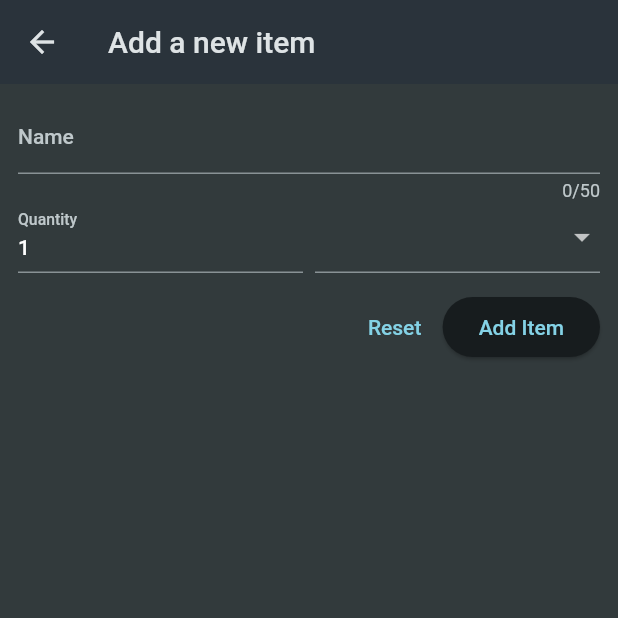
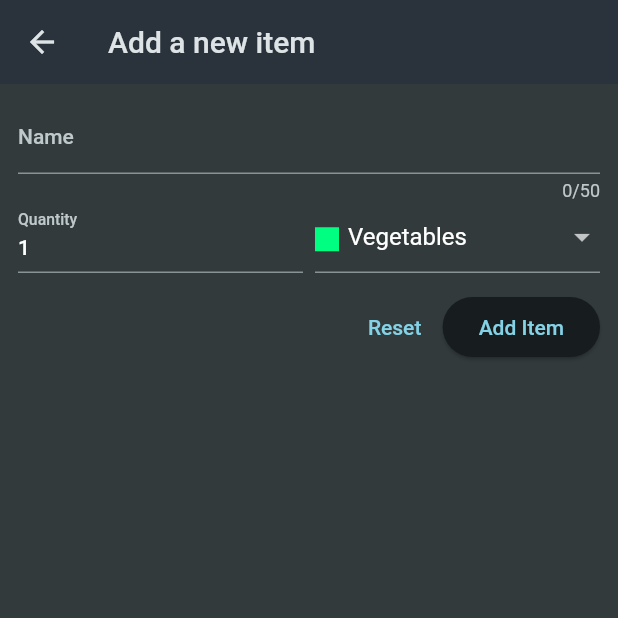
Before and after one commit to yohanangulo/shopping-list, a Flutter app: the screen it shows after launch, after a tap on the "add" icon, on a phone screen of 412 x 824 dp, the top half of it. Run offline on Flutter 3.47's test engine with Material 2 defaults, Android fonts, the phone set to English and light mode, and no system bars.

Commit message:
finished version

```diff
--- a/lib/widgets/grocery_list.dart
+++ b/lib/widgets/grocery_list.dart
@@ -1,5 +1,5 @@
 import 'package:flutter/material.dart';
-import 'package:shopping_list/data/dummy_items.dart';
+import 'package:shopping_list/models/grocery_item.dart';
 import 'package:shopping_list/widgets/new_item.dart';
 
 class GroceryList extends StatefulWidget {
@@ -10,35 +10,63 @@ class GroceryList extends StatefulWidget {
 }
 
 class _GroceryListState extends State<GroceryList> {
-  void _addItem() {
-    Navigator.of(context).push(
+  final List<GroceryItem> _groceryItems = [];
+
+  void _addItem() async {
+    final newItem = await Navigator.of(context).push<GroceryItem>(
       MaterialPageRoute(
         builder: (ctx) => const NewItem(),
       ),
     );
+
+    if (newItem == null) return;
+
+    setState(() {
+      _groceryItems.add(newItem);
+    });
+  }
+
+  void _removeItem(GroceryItem item) {
+    setState(() {
+      _groceryItems.remove(item);
+    });
   }
 
   @override
   Widget build(BuildContext context) {
+    Widget content = const Center(
+      child: Text('No items added yet.'),
+    );
+
+    if (_groceryItems.isNotEmpty) {
+      content = ListView.builder(
+        itemCount: _groceryItems.length,
+        itemBuilder: (ctx, index) => Dismissible(
+          key: ValueKey(_groceryItems[index].id),
+          onDismissed: (direction) {
+            _removeItem(_groceryItems[index]);
+          },
+          child: ListTile(
+            title: Text(_groceryItems[index].name),
+            leading: Container(
+              width: 24,
+              height: 24,
+              color: _groceryItems[index].category.color,
+            ),
+            trailing: Text(
+              _groceryItems[index].quantity.toString(),
+            ),
+          ),
+        ),
+      );
+    }
+
     return Scaffold(
       appBar: AppBar(
         title: const Text('Grosery list'),
         actions: [IconButton(onPressed: _addItem, icon: const Icon(Icons.add))],
       ),
-      body: ListView.builder(
-        itemCount: groceryItems.length,
-        itemBuilder: (ctx, index) => ListTile(
-          title: Text(groceryItems[index].name),
-          leading: Container(
-            width: 24,
-            height: 24,
-            color: groceryItems[index].category.color,
-          ),
-          trailing: Text(
-            groceryItems[index].quantity.toString(),
-          ),
-        ),
-      ),
+      body: content,
     );
   }
 }
--- a/lib/widgets/new_item.dart
+++ b/lib/widgets/new_item.dart
@@ -1,5 +1,7 @@
 import 'package:flutter/material.dart';
 import 'package:shopping_list/data/categories.dart';
+import 'package:shopping_list/models/category.dart';
+import 'package:shopping_list/models/grocery_item.dart';
 
 class NewItem extends StatefulWidget {
   const NewItem({super.key});
@@ -10,6 +12,25 @@ class NewItem extends StatefulWidget {
 }
 
 class _NewItemState extends State<NewItem> {
+  final _formKey = GlobalKey<FormState>();
+  var _enteredNmae = '';
+  var _enteredQuantity = 1;
+  var _selectedCategory = categories[Categories.vegetables]!;
+
+  void _saveItem() {
+    if (_formKey.currentState!.validate()) {
+      _formKey.currentState!.save();
+      Navigator.of(context).pop(
+        GroceryItem(
+          id: DateTime.now().toString(),
+          name: _enteredNmae,
+          quantity: _enteredQuantity,
+          category: _selectedCategory,
+        ),
+      );
+    } // .validate() run all input forms validator functions
+  }
+
   @override
   Widget build(BuildContext context) {
     return Scaffold(
@@ -19,6 +40,7 @@ class _NewItemState extends State<NewItem> {
       body: Padding(
         padding: const EdgeInsets.all(12),
         child: Form(
+          key: _formKey,
           child: Column(
             children: [
               TextFormField(
@@ -36,6 +58,7 @@ class _NewItemState extends State<NewItem> {
 
                   return null;
                 },
+                onSaved: (value) => _enteredNmae = value!,
               ),
               Row(
                 children: [
@@ -51,15 +74,18 @@ class _NewItemState extends State<NewItem> {
 
                         return null;
                       },
-                      initialValue: '1',
+                      keyboardType: TextInputType.number,
+                      initialValue: _enteredQuantity.toString(),
                       decoration: const InputDecoration(
                         label: Text('Quantity'),
                       ),
+                      onSaved: (value) => _enteredQuantity = int.parse(value!),
                     ),
                   ),
                   const SizedBox(width: 8),
                   Expanded(
                     child: DropdownButtonFormField(
+                      value: _selectedCategory,
                       items: [
                         for (final category in categories.entries)
                           DropdownMenuItem(
@@ -80,7 +106,11 @@ class _NewItemState extends State<NewItem> {
                             ),
                           )
                       ],
-                      onChanged: (value) {},
+                      onChanged: (value) {
+                        setState(() {
+                          _selectedCategory = value!;
+                        });
+                      },
                     ),
                   )
                 ],
@@ -90,11 +120,13 @@ class _NewItemState extends State<NewItem> {
                 mainAxisAlignment: MainAxisAlignment.end,
                 children: [
                   TextButton(
-                    onPressed: () {},
+                    onPressed: () {
+                      _formKey.currentState!.reset();
+                    },
                     child: const Text('Reset'),
                   ),
                   ElevatedButton(
-                    onPressed: () {},
+                    onPressed: _saveItem,
                     child: const Text('Add Item'),
                   )
                 ],
```
